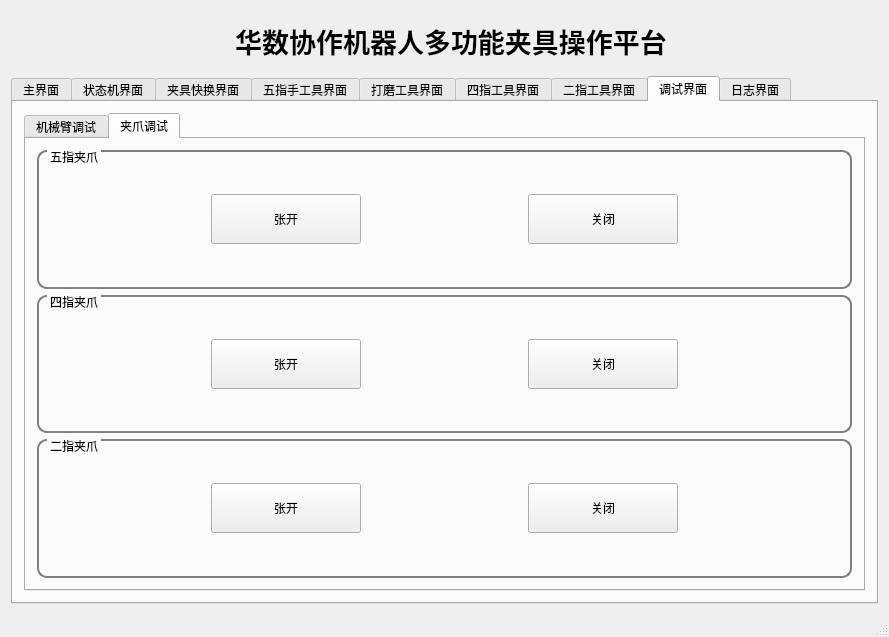
Old version of the form qtcreator/hs_multigripper/mainwindow.ui in the repository wangneng666/hs_multigripper.
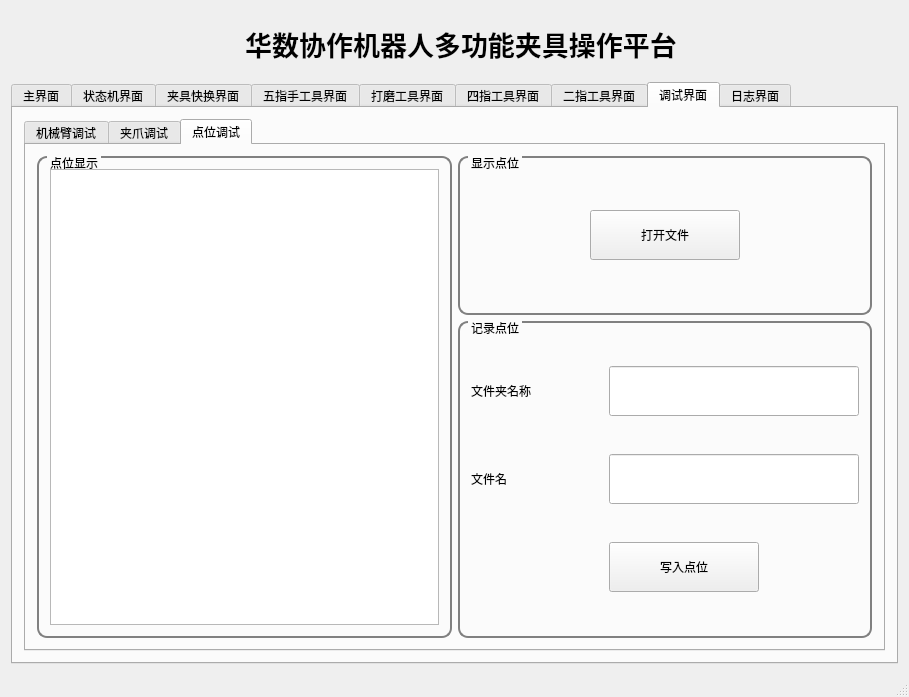
New version of the form. The open tabs and pages were chosen to show the change. Icons and pictures are not drawn.

Commit message: 调试点位

Diff of the .ui file:
```diff
--- a/qtcreator/hs_multigripper/mainwindow.ui
+++ b/qtcreator/hs_multigripper/mainwindow.ui
@@ -6,8 +6,8 @@
    <rect>
     <x>0</x>
     <y>0</y>
-    <width>889</width>
-    <height>637</height>
+    <width>909</width>
+    <height>697</height>
    </rect>
   </property>
   <property name="windowTitle">
@@ -1772,8 +1772,37 @@
            <layout class="QVBoxLayout" name="verticalLayout_5">
             <item>
              <widget class="QTabWidget" name="tabWidget_tab_debug">
+              <property name="styleSheet">
+               <string notr="true">QGroupBox{
+
+border-width:2px;
+
+border-style:solid;
+
+border-radius: 10px;
+
+border-color:gray;
+
+margin-top:0.5ex;
+
+}
+
+QGroupBox::title{
+
+subcontrol-origin:margin;
+
+subcontrol-position:top left;
+
+left:10px;
+
+margin-left:0px;
+
+padding:0 1px;
+
+}</string>
+              </property>
               <property name="currentIndex">
-               <number>1</number>
+               <number>2</number>
               </property>
               <widget class="QWidget" name="tab_tab_debug_robot">
                <attribute name="title">
@@ -2096,6 +2125,218 @@
                 </item>
                </layout>
               </widget>
+              <widget class="QWidget" name="tab_tab_debug_poseDebug">
+               <attribute name="title">
+                <string>点位调试</string>
+               </attribute>
+               <layout class="QHBoxLayout" name="horizontalLayout_29">
+                <item>
+                 <layout class="QHBoxLayout" name="horizontalLayout_30" stretch="1,1">
+                  <item>
+                   <layout class="QVBoxLayout" name="verticalLayout_14">
+                    <item>
+                     <widget class="QGroupBox" name="groupBox_3">
+                      <property name="styleSheet">
+                       <string notr="true">QGroupBox{
+
+border-width:2px;
+
+border-style:solid;
+
+border-radius: 10px;
+
+border-color:gray;
+
+margin-top:0.5ex;
+
+}
+
+QGroupBox::title{
+
+subcontrol-origin:margin;
+
+subcontrol-position:top left;
+
+left:10px;
+
+margin-left:0px;
+
+padding:0 1px;
+
+}</string>
+                      </property>
+                      <property name="title">
+                       <string>点位显示</string>
+                      </property>
+                      <layout class="QHBoxLayout" name="horizontalLayout_31">
+                       <item>
+                        <widget class="QPlainTextEdit" name="plainTextEdit_showPoseInfo"/>
+                       </item>
+                      </layout>
+                     </widget>
+                    </item>
+                   </layout>
+                  </item>
+                  <item>
+                   <layout class="QVBoxLayout" name="verticalLayout_12" stretch="1,2">
+                    <item>
+                     <widget class="QGroupBox" name="gBox_showFileInfo">
+                      <property name="styleSheet">
+                       <string notr="true">QGroupBox{
+
+border-width:2px;
+
+border-style:solid;
+
+border-radius: 10px;
+
+border-color:gray;
+
+margin-top:0.5ex;
+
+}
+
+QGroupBox::title{
+
+subcontrol-origin:margin;
+
+subcontrol-position:top left;
+
+left:10px;
+
+margin-left:0px;
+
+padding:0 1px;
+
+}</string>
+                      </property>
+                      <property name="title">
+                       <string>显示点位</string>
+                      </property>
+                      <layout class="QHBoxLayout" name="horizontalLayout_32">
+                       <item>
+                        <widget class="QPushButton" name="btn_tab_debug_openfile">
+                         <property name="maximumSize">
+                          <size>
+                           <width>150</width>
+                           <height>50</height>
+                          </size>
+                         </property>
+                         <property name="text">
+                          <string>打开文件</string>
+                         </property>
+                        </widget>
+                       </item>
+                      </layout>
+                     </widget>
+                    </item>
+                    <item>
+                     <widget class="QGroupBox" name="groupBox_2">
+                      <property name="styleSheet">
+                       <string notr="true">QGroupBox{
+
+border-width:2px;
+
+border-style:solid;
+
+border-radius: 10px;
+
+border-color:gray;
+
+margin-top:0.5ex;
+
+}
+
+QGroupBox::title{
+
+subcontrol-origin:margin;
+
+subcontrol-position:top left;
+
+left:10px;
+
+margin-left:0px;
+
+padding:0 1px;
+
+}</string>
+                      </property>
+                      <property name="title">
+                       <string>记录点位</string>
+                      </property>
+                      <layout class="QHBoxLayout" name="horizontalLayout_33">
+                       <item>
+                        <layout class="QGridLayout" name="gridLayout">
+                         <item row="0" column="0">
+                          <widget class="QLabel" name="label_tab_debug_dirname">
+                           <property name="maximumSize">
+                            <size>
+                             <width>150</width>
+                             <height>50</height>
+                            </size>
+                           </property>
+                           <property name="text">
+                            <string>文件夹名称</string>
+                           </property>
+                          </widget>
+                         </item>
+                         <item row="2" column="1">
+                          <widget class="QPushButton" name="btn_tab_debug_writePose">
+                           <property name="maximumSize">
+                            <size>
+                             <width>150</width>
+                             <height>50</height>
+                            </size>
+                           </property>
+                           <property name="text">
+                            <string>写入点位</string>
+                           </property>
+                          </widget>
+                         </item>
+                         <item row="0" column="1">
+                          <widget class="QLineEdit" name="lineEdit_dirname">
+                           <property name="maximumSize">
+                            <size>
+                             <width>250</width>
+                             <height>50</height>
+                            </size>
+                           </property>
+                          </widget>
+                         </item>
+                         <item row="1" column="0">
+                          <widget class="QLabel" name="label_tab_debug_fileName">
+                           <property name="maximumSize">
+                            <size>
+                             <width>150</width>
+                             <height>50</height>
+                            </size>
+                           </property>
+                           <property name="text">
+                            <string>文件名</string>
+                           </property>
+                          </widget>
+                         </item>
+                         <item row="1" column="1">
+                          <widget class="QLineEdit" name="lineEdit_filename">
+                           <property name="maximumSize">
+                            <size>
+                             <width>250</width>
+                             <height>50</height>
+                            </size>
+                           </property>
+                          </widget>
+                         </item>
+                        </layout>
+                       </item>
+                      </layout>
+                     </widget>
+                    </item>
+                   </layout>
+                  </item>
+                 </layout>
+                </item>
+               </layout>
+              </widget>
              </widget>
             </item>
            </layout>
```
Left out of the diff: 17 changed lines with no effect on the pictures. The commit also changes 11 other files.
